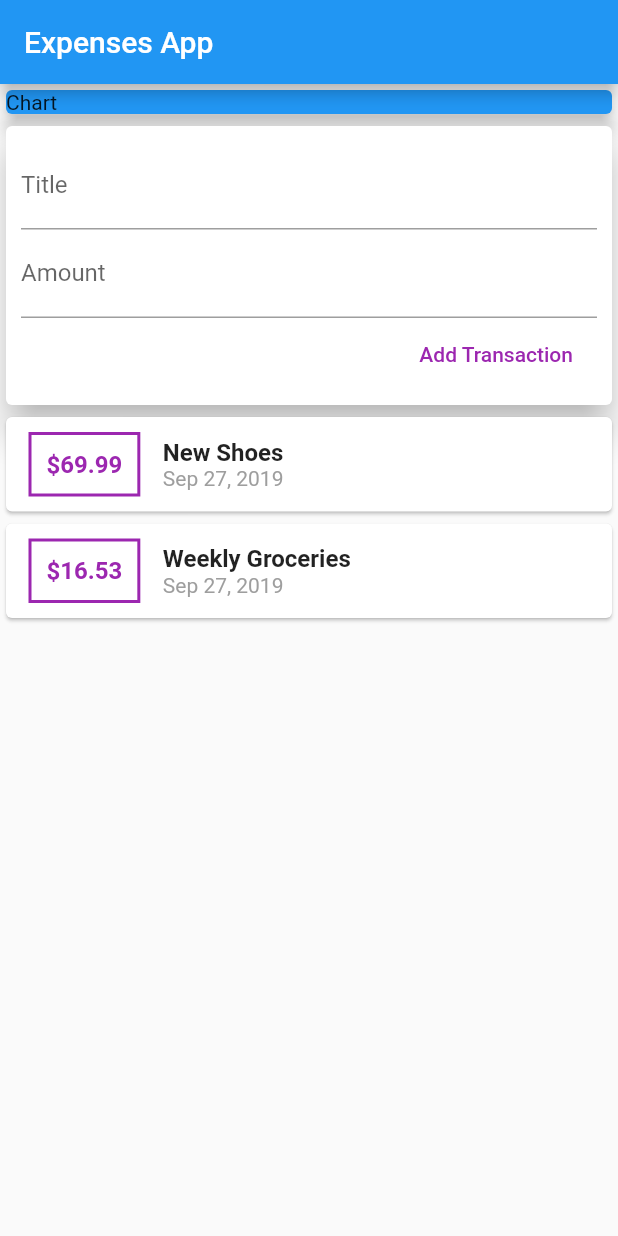
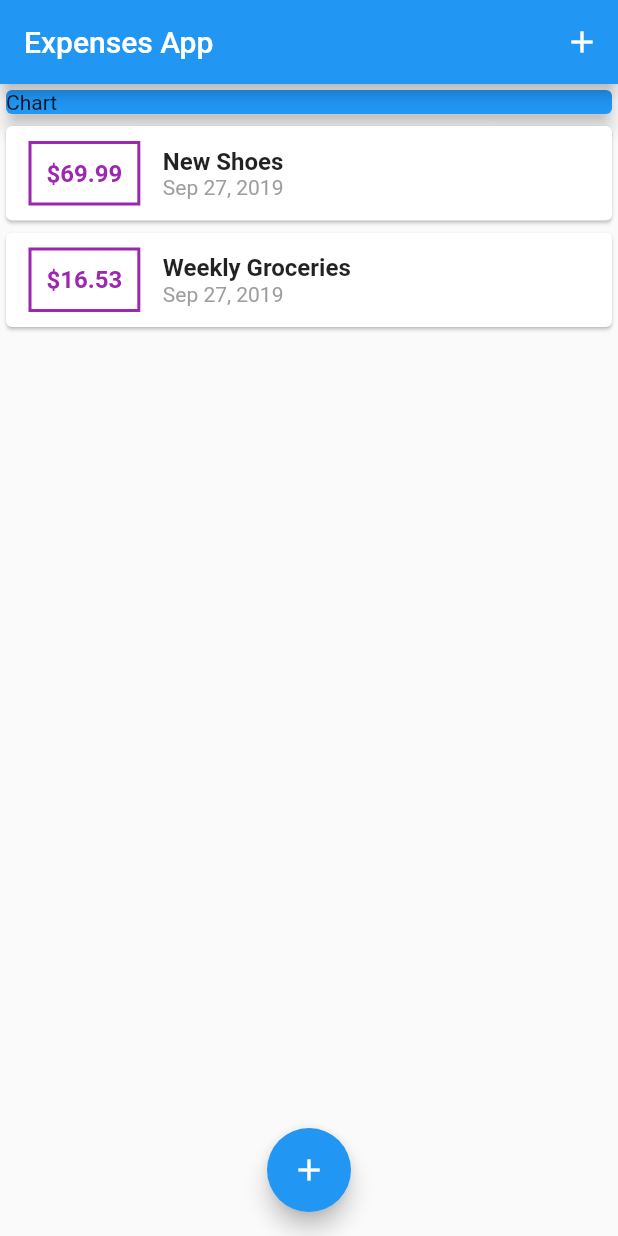
Before and after one commit to linuxuser07/Flutter_learning, a Flutter app: the screen it shows after launch, on a phone screen of 412 x 824 dp. Run offline on Flutter 3.47's test engine with Material 2 defaults, Android fonts, the phone set to English and light mode, and no system bars.

Commit message:
Buttons to add transactions have been added, transaction inputs come from a slide from bottom modal.

```diff
--- a/expenses_app/lib/main.dart
+++ b/expenses_app/lib/main.dart
@@ -1,6 +1,8 @@
-import 'package:expenses_app/widgets/user_transactions.dart';
+import './widgets/new_transaction.dart';
 import 'package:flutter/material.dart';
-import './widgets/user_transactions.dart';
+import './widgets/transaction_list.dart';
+import './models/transaction.dart';
+
 void main() => runApp(MyApp());
 
 class MyApp extends StatelessWidget {
@@ -25,19 +27,63 @@ class MyHomePage extends StatefulWidget {
 }
 
 class _MyHomePageState extends State<MyHomePage> {
-  final titleController = TextEditingController();
-  final amountController = TextEditingController();
+  final List<Transaction> _userTransactions = [
+    Transaction(
+      id: 't1',
+      title: 'New Shoes',
+      amount: 69.99,
+      date: DateTime.now(),
+    ),
+    Transaction(
+      id: 't2',
+      title: 'Weekly Groceries',
+      amount: 16.53,
+      date: DateTime.now(),
+    ),
+  ];
 
-  // String titleInput;
-  // String amountInput;
+  void _addNewTransaction(String txTitle, double txAmount){
+    final newTx = Transaction(
+      title: txTitle,
+      amount: txAmount,
+      date: DateTime.now(),
+      id: DateTime.now().toString()
+    );
+
+    setState(() {
+      _userTransactions.add(newTx);
+    });
+  }
+  //this is used to add new transactions, using the show modal Bottom sheet
+  //meaning tha the modal comes from the bottom so the text and amount can be added
+  void _startAddNewTransaction(BuildContext ctx) {
+    showModalBottomSheet(
+      context: ctx,
+      builder: (bctx) {
+        return GestureDetector(
+          onTap: (){},
+          child: NewTransaction(_addNewTransaction),
+          //catch touch event and avoid other using it.
+          behavior: HitTestBehavior.opaque,
+        );
+      },
+    );
+  }
 
   @override
   Widget build(BuildContext context) {
     return Scaffold(
       appBar: AppBar(
         title: Text(widget.title),
+        actions: <Widget>[
+          IconButton(
+            icon: Icon(Icons.add),
+            onPressed: () => _startAddNewTransaction(context),
           ),
-      body: Column(
+        ],
+      ),
+      body: SingleChildScrollView(
+        child: Column(
           //mainAxisAlignment: MainAxisAlignment.spaceAround,
           //crossAxisAlignment: CrossAxisAlignment.stretch,
           children: <Widget>[
@@ -49,8 +95,14 @@ class _MyHomePageState extends State<MyHomePage> {
                 elevation: 5,
               ),
             ),
-          UserTransactions(),
+            TransactionList(_userTransactions),
           ],
+        ),
+      ),
+      floatingActionButtonLocation: FloatingActionButtonLocation.centerFloat,
+      floatingActionButton: FloatingActionButton(
+        child: Icon(Icons.add),
+        onPressed: () => _startAddNewTransaction(context),
       ),
     );
   }
--- a/expenses_app/lib/widgets/transaction_list.dart
+++ b/expenses_app/lib/widgets/transaction_list.dart
@@ -9,8 +9,11 @@ class TransactionList extends StatelessWidget {
 
   @override
   Widget build(BuildContext context) {
-    return Column(
-      children: transactions.map((tx) {
+    return Container(
+      height: 500,
+      //builder is to render list as needed regular listView renders everything at once
+      child: ListView.builder(
+        itemBuilder: (ctx, index){
           return Card(
             child: Row(
               children: <Widget>[
@@ -26,7 +29,7 @@ class TransactionList extends StatelessWidget {
                   )),
                   padding: EdgeInsets.all(10),
                   child: Text(
-                  '\$${tx.amount}',
+                    '\$${transactions[index].amount.toStringAsFixed(2)}',
                     style: TextStyle(
                       fontWeight: FontWeight.bold,
                       fontSize: 16,
@@ -38,12 +41,12 @@ class TransactionList extends StatelessWidget {
                   crossAxisAlignment: CrossAxisAlignment.start,
                   children: <Widget>[
                     Text(
-                    tx.title,
+                      transactions[index].title,
                       style: TextStyle(fontWeight: FontWeight.bold, fontSize: 16),
                     ),
                     Text(
                       DateFormat.yMMMd().format(
-                      tx.date,
+                        transactions[index].date,
                       ),
                       style: TextStyle(
                         color: Colors.grey,
@@ -54,7 +57,9 @@ class TransactionList extends StatelessWidget {
               ],
             ),
           );
-      }).toList(),
+        },
+        itemCount: transactions.length,
+      ),
     );
   }
 }
--- a/expenses_app/lib/widgets/user_transactions.dart
+++ /dev/null
@@ -1,51 +0,0 @@
-import 'package:flutter/material.dart';
-import 'package:intl/intl.dart';
-
-import './new_transaction.dart';
-import './transaction_list.dart';
-import '../models/transaction.dart';
-
-class UserTransactions extends StatefulWidget {
-  @override
-  _UserTransactionsState createState() => _UserTransactionsState();
-}
-
-class _UserTransactionsState extends State<UserTransactions> {
-  final List<Transaction> _userTransactions = [
-    Transaction(
-      id: 't1',
-      title: 'New Shoes',
-      amount: 69.99,
-      date: DateTime.now(),
-    ),
-    Transaction(
-      id: 't2',
-      title: 'Weekly Groceries',
-      amount: 16.53,
-      date: DateTime.now(),
-    ),
-  ];
-
-  void _addNewTransaction(String txTitle, double txAmount){
-    final newTx = Transaction(
-      title: txTitle,
-      amount: txAmount,
-      date: DateTime.now(),
-      id: DateTime.now().toString()
-    );
-
-    setState(() {
-      _userTransactions.add(newTx);
-    });
-  }
-
-  @override
-  Widget build(BuildContext context) {
-    return Column(
-      children: <Widget>[
-        NewTransaction(_addNewTransaction),
-        TransactionList(_userTransactions),
-      ],
-    );
-  }
-}
```
Also changed, not shown: expenses_app/lib/widgets/new_transaction.dart (+28 -10 lines). Lines whose indentation alone changed are shown as unchanged.
